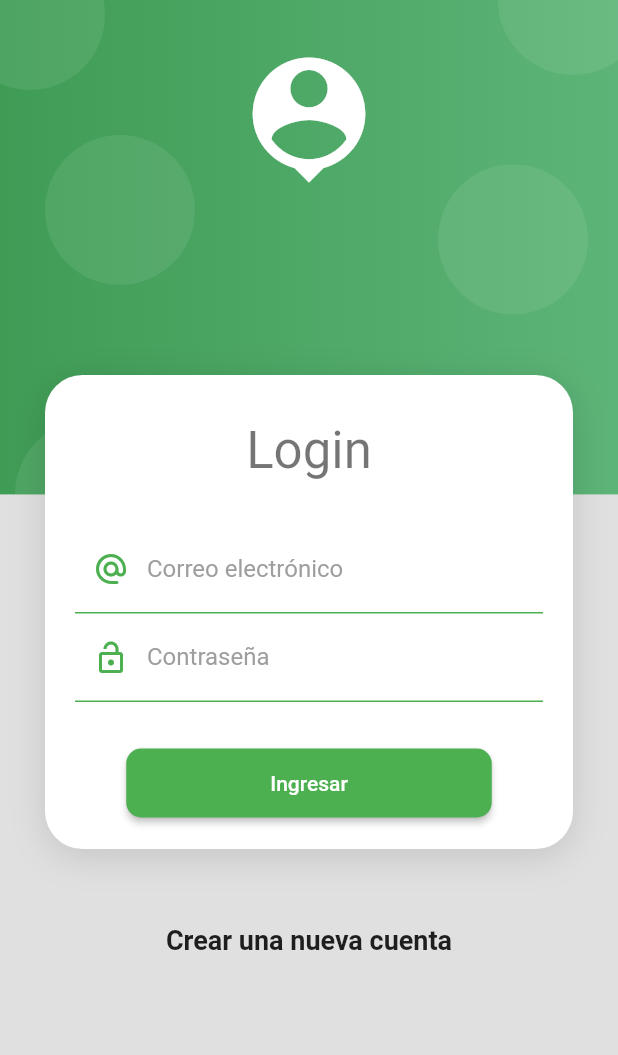
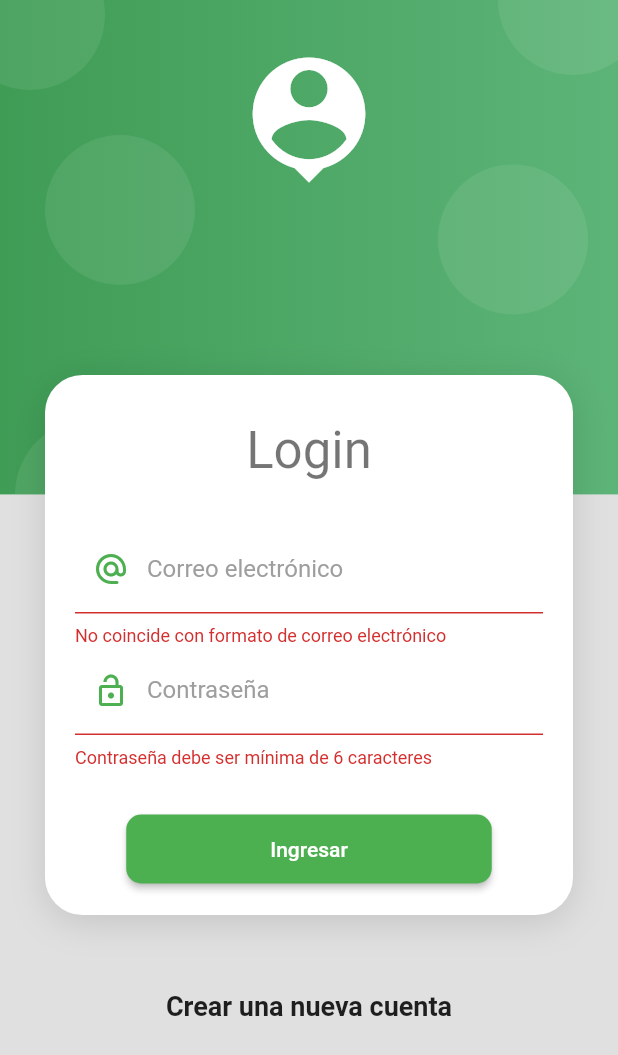
Before and after one commit to Dark-Light-20/CursoFlutter, a Flutter app: the screen it shows after launch, after a tap on "Ingresar", on a phone screen of 412 x 824 dp. Shown: the top 1055 px of the screen. Run offline on Flutter 3.47's test engine with Material 2 defaults, Android fonts, the phone set to English and light mode, and no system bars; our stand-ins replace card_swiper.

Commit message:
Validate form

```diff
--- a/proyecto_flutter/form_app/lib/pages/login_page_context.dart
+++ b/proyecto_flutter/form_app/lib/pages/login_page_context.dart
@@ -1,7 +1,5 @@
 import 'package:flutter/material.dart';
-import 'package:flutter/services.dart';
 import 'package:form_app/ui/ui.dart';
-import 'package:form_app/widgets/card_container.dart';
 import 'package:form_app/widgets/widgets.dart';
 
 class LoginPageContext extends StatelessWidget {
@@ -19,7 +17,7 @@ class LoginPageContext extends StatelessWidget {
                 const SizedBox(height: 10),
                 Text('Login', style: Theme.of(context).textTheme.headline4),
                 const SizedBox(height: 30),
-                _LoginForm(),
+                const _LoginForm(),
               ]),
             ),
             const SizedBox(height: 50),
@@ -43,8 +41,7 @@ class _LoginForm extends StatelessWidget {
 
   @override
   Widget build(BuildContext context) {
-    return Container(
-      child: Form(
+    return Form(
       autovalidateMode: AutovalidateMode.onUserInteraction,
       child: Column(children: [
         TextFormField(
@@ -70,17 +67,19 @@ class _LoginForm extends StatelessWidget {
             prefixIcon: Icons.lock_open_outlined,
           ),
           validator: (value) {
+            value = value?.replaceAll(' ', '');
             return (value != null && value.length >= 6)
                 ? null
                 : 'Contraseña debe ser mínima de 6 caracteres';
           },
         ),
         const SizedBox(height: 30),
-          MaterialButton(
+        Builder(
+          builder: (context) => MaterialButton(
             shape:
                 RoundedRectangleBorder(borderRadius: BorderRadius.circular(10)),
             color: Colors.green,
-            onPressed: () {},
+            onPressed: () => _submit(context),
             child: Container(
               padding: const EdgeInsets.symmetric(horizontal: 80, vertical: 15),
               child: const Text(
@@ -88,9 +87,17 @@ class _LoginForm extends StatelessWidget {
                 style: TextStyle(color: Colors.white),
               ),
             ),
-          )
+          ),
+        ),
       ]),
-      ),
     );
   }
+
+  void _submit(BuildContext context) {
+    // final formState = context.findAncestorStateOfType<FormState>();
+    final formState = Form.of(context);
+    if (formState!.validate()) {
+      print('valid data');
     }
+  }
+}
--- a/proyecto_flutter/form_app/lib/widgets/widgets.dart
+++ b/proyecto_flutter/form_app/lib/widgets/widgets.dart
@@ -1 +1,2 @@
+export 'package:form_app/widgets/card_container.dart';
 export 'package:form_app/widgets/login_background.dart';
```
Lines whose indentation alone changed are shown as unchanged.
